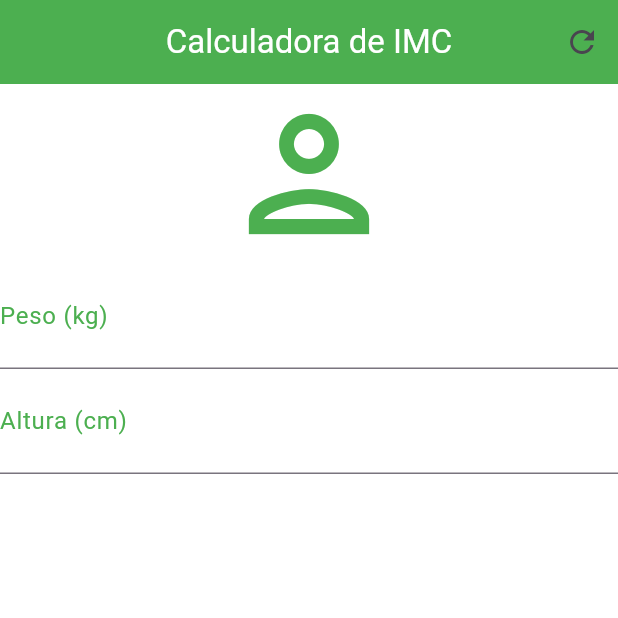
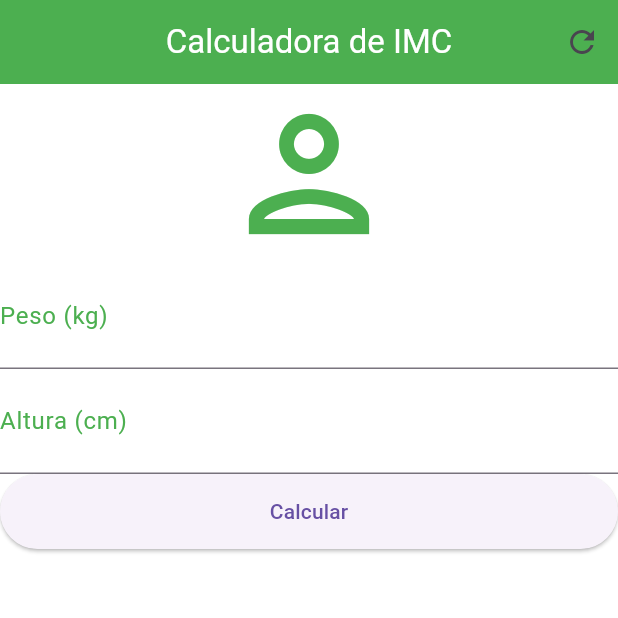
Before and after one commit to abigailmvlima/calculadora_imc, a Flutter app: the screen it shows after launch, on a phone screen of 412 x 824 dp, the top half of it. Run offline on Flutter 3.47's test engine with Material 3 defaults, Android fonts, the phone set to English and light mode, and no system bars.

Commit message:
criei o botao

```diff
--- a/lib/main.dart
+++ b/lib/main.dart
@@ -1,5 +1,6 @@
 import 'package:flutter/cupertino.dart';
 import 'package:flutter/material.dart';
+import 'package:flutter/widgets.dart';
 
 void main() {
   runApp(const MaterialApp(
@@ -33,11 +34,11 @@ class _HomeState extends State<Home> {
         ],
       ),
       backgroundColor: Colors.white,
-      body: const Column(
+      body: Column(
         crossAxisAlignment: CrossAxisAlignment.stretch,
         children: [
-          Icon(Icons.person_outlined, size: 120.0, color: Colors.green),
-          TextField(
+          const Icon(Icons.person_outlined, size: 120.0, color: Colors.green),
+          const TextField(
             keyboardType: TextInputType.number,
             decoration: InputDecoration(
               labelText: "Peso (kg)",
@@ -46,7 +47,7 @@ class _HomeState extends State<Home> {
             textAlign: TextAlign.center,
             style: TextStyle(color: Colors.green, fontSize: 25.0),
           ),
-          TextField(
+          const TextField(
             keyboardType: TextInputType.number,
             decoration: InputDecoration(
               labelText: "Altura (cm)",
@@ -55,6 +56,10 @@ class _HomeState extends State<Home> {
             textAlign: TextAlign.center,
             style: TextStyle(color: Colors.green, fontSize: 25.0),
           ),
+          SizedBox(
+            height: 50.0,
+            child: ElevatedButton(onPressed: () {}, child: const Text("Calcular"),)
+          )
         ],
       ),
     );
```
